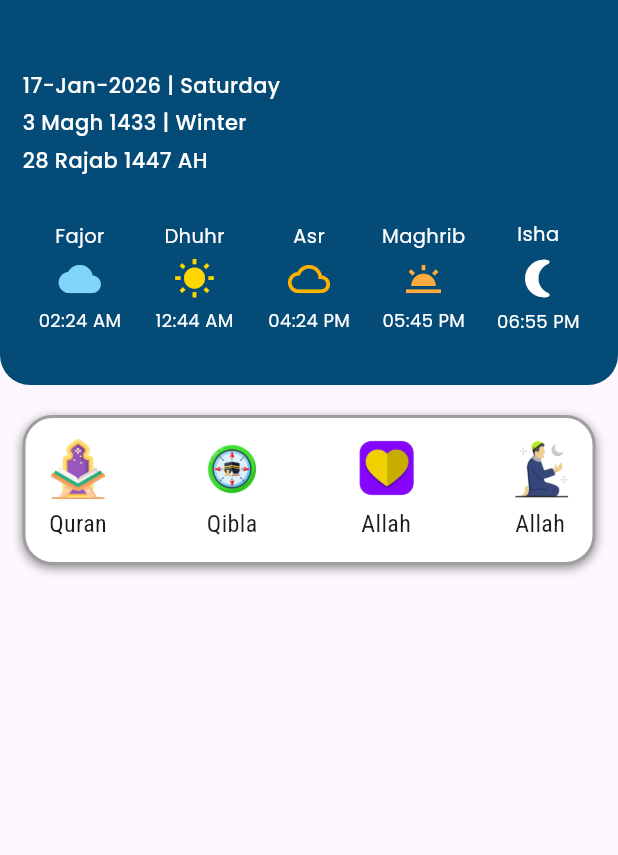
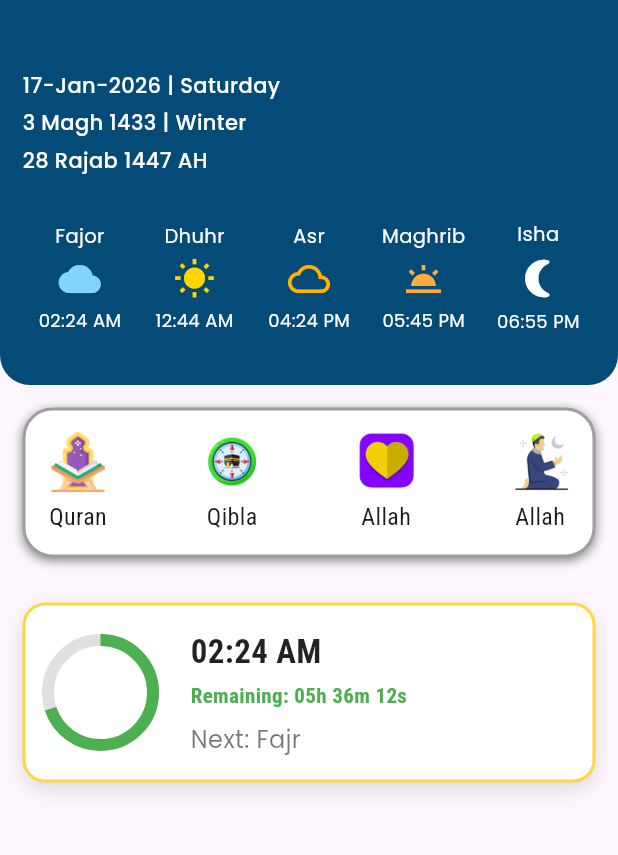
Before and after one commit to oliulalam/pure_muslim_app, a Flutter app: the screen it shows after launch, on a phone screen of 412 x 824 dp, the part 59-914 px from its top. Run offline on Flutter 3.47's test engine with Material 3 defaults, Android fonts, the phone set to English and light mode, and no system bars; our stand-ins replace flutter_svg.

Commit message:
Salat Counter Timer Added

```diff
--- a/lib/screen/home_screen.dart
+++ b/lib/screen/home_screen.dart
@@ -11,9 +11,6 @@ class HomeScreen extends StatefulWidget {
 }
 
 class _HomeScreenState extends State<HomeScreen> {
-
-
-
   @override
   Widget build(BuildContext context) {
     final screenHeight = MediaQuery.of(context).size.height;
@@ -55,14 +52,15 @@ class _HomeScreenState extends State<HomeScreen> {
         ),
       ),
 
-      body: Column(
+      body: SingleChildScrollView(
+        child: Column(
           children: [
             Container(
               //height: screenHeight * 0.31,
               width: double.infinity,
               constraints: BoxConstraints(
-              minHeight: 230,   // ছোট ফোনের জন্য
-              maxHeight: 240,   // বড় ফোনেও এর বেশি হবে না
+                minHeight: 230, // ছোট ফোনের জন্য
+                maxHeight: 240, // বড় ফোনেও এর বেশি হবে না
               ),
               decoration: BoxDecoration(
                 color: Color(0xFF044B77),
@@ -73,7 +71,11 @@ class _HomeScreenState extends State<HomeScreen> {
               ),
 
               child: Padding(
-              padding: const EdgeInsets.only(left: 15.0, right: 15.0, top: 30),
+                padding: const EdgeInsets.only(
+                  left: 15.0,
+                  right: 15.0,
+                  top: 30,
+                ),
                 child: Column(
                   crossAxisAlignment: CrossAxisAlignment.start,
                   children: [
@@ -268,7 +270,7 @@ class _HomeScreenState extends State<HomeScreen> {
               ),
             ),
 
-          SizedBox(height: 20,),
+            SizedBox(height: 15),
 
             Padding(
               padding: const EdgeInsets.only(left: 15.0, right: 15.0),
@@ -282,9 +284,9 @@ class _HomeScreenState extends State<HomeScreen> {
                     BoxShadow(
                       color: Colors.black45,
                       blurRadius: 5,
-                    offset: Offset(0, 2)
-                  )
-                ]
+                      offset: Offset(0, 2),
+                    ),
+                  ],
                 ),
 
                 child: Padding(
@@ -295,61 +297,156 @@ class _HomeScreenState extends State<HomeScreen> {
                       Column(
                         mainAxisAlignment: MainAxisAlignment.center,
                         children: [
-                        Image.asset('assets/images/tajweed.png', width: 40, height: 40,),
-                        SizedBox(height: 5,),
-                        Text("Quran", style: TextStyle(fontSize: 16),)
+                          Image.asset(
+                            'assets/images/tajweed.png',
+                            width: 40,
+                            height: 40,
+                          ),
+                          SizedBox(height: 5),
+                          Text("Quran", style: TextStyle(fontSize: 16)),
                         ],
                       ),
 
                       Column(
                         mainAxisAlignment: MainAxisAlignment.center,
                         children: [
-                        Image.asset('assets/images/kaba.png', width: 40, height: 40,),
-                        SizedBox(height: 5,),
-                        Text("Qibla", style: TextStyle(fontSize: 16),)
+                          Image.asset(
+                            'assets/images/kaba.png',
+                            width: 40,
+                            height: 40,
+                          ),
+                          SizedBox(height: 5),
+                          Text("Qibla", style: TextStyle(fontSize: 16)),
                         ],
                       ),
 
                       Column(
                         mainAxisAlignment: MainAxisAlignment.center,
                         children: [
-                        Image.asset('assets/images/allah.png', width: 40, height: 40,),
-                        SizedBox(height: 5,),
-                        Text("Allah", style: TextStyle(fontSize: 16),)
+                          Image.asset(
+                            'assets/images/allah.png',
+                            width: 40,
+                            height: 40,
+                          ),
+                          SizedBox(height: 5),
+                          Text("Allah", style: TextStyle(fontSize: 16)),
                         ],
                       ),
 
                       Column(
                         mainAxisAlignment: MainAxisAlignment.center,
                         children: [
-                        Image.asset('assets/images/unnamedd.png', width: 40, height: 40,),
-                        SizedBox(height: 5,),
-                        Text("Allah", style: TextStyle(fontSize: 16),)
+                          Image.asset(
+                            'assets/images/unnamedd.png',
+                            width: 40,
+                            height: 40,
+                          ),
+                          SizedBox(height: 5),
+                          Text("Allah", style: TextStyle(fontSize: 16)),
                         ],
                       ),
+                    ],
+                  ),
+                ),
+              ),
+            ),
+
+            SizedBox(height: 15),
+
+            Container(
+              height: 120,
+              margin: EdgeInsets.all(15),
+              padding: EdgeInsets.all(15),
+              decoration: BoxDecoration(
+                color: Colors.white,
+                borderRadius: BorderRadius.circular(15),
+                border: Border.all(color: Colors.amberAccent, width: 2),
+                boxShadow: [
+                  BoxShadow(
+                    color: Colors.black12,
+                    blurRadius: 10,
+                    offset: Offset(0, 5),
+                  ),
+                ],
+              ),
+              child: Row(
+                mainAxisAlignment: MainAxisAlignment.spaceBetween,
+                children: [
+                  Stack(
+                    alignment: Alignment.center,
+                    children: [
+                      SizedBox(
+                        height: 70,
+                        width: 70,
+                        child: CircularProgressIndicator(
+                          value: 0.7,
+                          strokeWidth: 8,
+                          backgroundColor: Colors.grey.shade300,
+                          valueColor: AlwaysStoppedAnimation<Color>(
+                            Colors.green,
+                          ),
+                        ),
+                      ),
+                    ],
+                  ),
+
+                  SizedBox(width: 25),
+
+                  Expanded(
+                    child: Column(
+                      crossAxisAlignment: CrossAxisAlignment.start,
+                      mainAxisSize: MainAxisSize.min,
+                      children: [
+                        Text(
+                          '02:24 AM',
+                          style: TextStyle(
+                            fontSize: 22,
+                            fontWeight: FontWeight.bold,
+                            color: Colors.black87,
+                          ),
+                        ),
+
+                        SizedBox(height: 4),
+                        Text(
+                          'Remaining: 05h 36m 12s',
+                          style: TextStyle(
+                            fontSize: 14,
+                            fontWeight: FontWeight.w600,
+                            color: Colors.green, // সবুজ কালার
+                          ),
+                        ),
+                        SizedBox(height: 8),
+                        Text(
+                          'Next: Fajr',
+                          style: TextStyle(
+                            fontSize: 16,
+                            color: Colors.black54,
+                            fontFamily: 'Poppins',
+                          ),
+                        ),
+                      ],
+                    ),
+                  ),
+                ],
+              ),
+            ),
+
+            SizedBox(height: 15),
+
 
           ],
         ),
       ),
-
-            ),
-          )
-
-        ],
-      ),
     );
   }
 
-  Future<void> getPayersTime() async{
-
-    Uri uri = Uri.parse("https://api.aladhan.com/v1/timingsByCity?city=Dhaka&country=Bangladesh&method=2");
+  Future<void> getPayersTime() async {
+    Uri uri = Uri.parse(
+      "https://api.aladhan.com/v1/timingsByCity?city=Dhaka&country=Bangladesh&method=2",
+    );
 
     Response response = await http.get(uri);
 
-     if(response == 200){
-
+    if (response == 200) {}
   }
-
 }
-
-}
```
Lines whose indentation alone changed are shown as unchanged.
